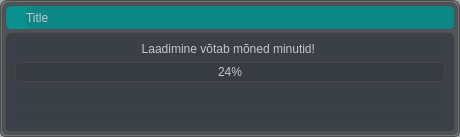
Above: mailabl-qgis/widgets/WStatusBar.ui from TuloliKalver/mailabl-qgis before the change. Below: the same form after it.
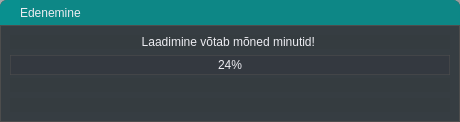
That is the form after the change.

Diff of the .ui file:
```diff
--- a/mailabl-qgis/widgets/WStatusBar.ui
+++ b/mailabl-qgis/widgets/WStatusBar.ui
@@ -7,7 +7,7 @@
     <x>0</x>
     <y>0</y>
     <width>460</width>
-    <height>100</height>
+    <height>122</height>
    </rect>
   </property>
   <property name="sizePolicy">
@@ -19,13 +19,13 @@
   <property name="minimumSize">
    <size>
     <width>0</width>
-    <height>0</height>
+    <height>100</height>
    </size>
   </property>
   <property name="maximumSize">
    <size>
     <width>460</width>
-    <height>100</height>
+    <height>122</height>
    </size>
   </property>
   <property name="windowTitle">
@@ -40,18 +40,15 @@
 /* ====================================================== */
 * {
     border: transparent;
-	boreder-radius: 7px;
     background-color: #1d252b; /* Updated background */
     padding: 0;
     margin: 0;
-    color: #c5c5d2; /* Default light gray text */
+    color: #ececf1; /* Brighter default text */
 }
 
 
-QWidget {
-
+#Edenemine {
     border: 1px solid #4d4d4d;
-    border-radius: 5px;
 	border-top-left-radius: 7px;     /* Rounded top-left corner */
     border-top-right-radius: 7px;    /* Rounded top-right corner */
     border-right-radius: 7px;        /* No rounding on right side */
@@ -59,15 +56,7 @@
 	background-color: rgba(29, 37, 43, 0.4);  /* 10% transparency */
 }
 
-QFrame {
 
-    border: 1px solid #4d4d4d;
-    border-radius: 5px;
-	border-top-left-radius: 7px;     /* Rounded top-left corner */
-    border-top-right-radius: 7px;    /* Rounded top-right corner */
-    border-right-radius: 7px;        /* No rounding on right side */
-    border-left-radius: 7px;    
-}
 
 
 /* ====================================== */
@@ -76,9 +65,7 @@
 
 QProgressBar {
     background-color: rgba(46, 47, 56, 0.3); /* Semi-transparent base */
-    color: #c5c5d2; /* Default light gray text */
     border: 1px solid rgba(77, 77, 77, 0.6); /* Soft border */
-    border-radius: 6px;
     text-align: center;
     padding: 2px;
 }
@@ -90,13 +77,12 @@
         stop: 0 rgba(9, 144, 143, 200),
         stop: 1 rgba(46, 47, 56, 180)
     );
-    border-radius: 3px;
+    border-radius: 4px;
 }
 
 /* Indeterminate progress bar style */
 QProgressBar[minimum=&quot;0&quot;][maximum=&quot;0&quot;] {
     background-color: rgba(46, 47, 56, 0.3);
-    color: #c5c5d2;
     border: 1px dashed rgba(120, 120, 130, 0.4);
 }
 
@@ -111,16 +97,14 @@
 }
 
 
- QLabel, QGroupBox {
+ QLabel {
     background-color: rgba(46, 47, 56, 0.1);  /* 🟩 holder */
-    color: #c5c5d2;
 	border: None
 }
 
 QLineEdit, QTextEdit, QComboBox {
     background-color: rgba(29, 37, 43, 0.45);  /* 🟨 input */
 	border: None;
-    color: #c5c5d2;
 
 }
 
@@ -128,68 +112,43 @@
     background-color: rgba(9, 144, 143, 1.0);  /* 🟦 button */
 }
 
-#lblDescription {
-    background-color: rgba(29, 37, 43, 0.45);  /* 🟨 input */
-    color: #c5c5d2;
-    border: 1px solid #4d4d4d;   /* Subtle default border */
-    border-radius: 4px;          /* Rounded corners for a smooth look */
-    padding: 6px; 
-
-}
-
 
 #dragFrame  {
 	border-top-left-radius: 7px;     /* Rounded top-left corner */
     border-top-right-radius: 7px;    /* Rounded top-right corner */
-    border-right-radius: 7px;        /* No rounding on right side */
-    border-left-radius: 7px;    
+    border-right-radius: 0px;        /* No rounding on right side */
+    border-left-radius: 0px;    
     background-color: rgba(9, 144, 143, 1.0); 
     cursor: move;
 }
 
-QScrollBar:horizontal, QScrollBar:vertical {
-    background-color: rgba(46, 47, 56, 0.1);  /* 🟫 scrollbar */
+
+
+
+#frame{
+	background-color: rgba(29, 37, 43, 0.7);  /* 10% transparency */	
+    border: 1px solid #4d4d4d;	
+	border-top-left-radius: 0px;     /* Rounded top-left corner */
+    border-top-right-radius: 0px;    /* Rounded top-right corner */
+    border-right-radius: 7px;        /* No rounding on right side */
+    border-left-radius: 7px;    
 }</string>
   </property>
   <layout class="QVBoxLayout" name="verticalLayout_2">
    <property name="spacing">
-    <number>2</number>
+    <number>0</number>
    </property>
    <property name="leftMargin">
-    <number>2</number>
+    <number>0</number>
    </property>
    <property name="topMargin">
-    <number>2</number>
+    <number>0</number>
    </property>
    <property name="rightMargin">
-    <number>2</number>
+    <number>0</number>
    </property>
    <property name="bottomMargin">
-    <number>2</number>
-   </property>
-   <item>
-    <widget class="QFrame" name="frame_2">
-     <property name="frameShape">
-      <enum>QFrame::StyledPanel</enum>
-     </property>
-     <property name="frameShadow">
-      <enum>QFrame::Raised</enum>
-     </property>
-     <layout class="QVBoxLayout" name="verticalLayout_3">
-      <property name="spacing">
-       <number>2</number>
-      </property>
-      <property name="leftMargin">
-       <number>2</number>
-      </property>
-      <property name="topMargin">
-       <number>2</number>
-      </property>
-      <property name="rightMargin">
-       <number>2</number>
-      </property>
-      <property name="bottomMargin">
-       <number>2</number>
+    <number>0</number>
       </property>
       <item>
        <widget class="QFrame" name="dragFrame">
@@ -230,7 +189,7 @@
          <item>
           <widget class="QLabel" name="lblTitle">
            <property name="text">
-            <string>Title</string>
+         <string>Edenemine</string>
            </property>
           </widget>
          </item>
@@ -263,7 +222,7 @@
           </widget>
          </item>
          <item>
-          <widget class="QProgressBar" name="testBar">
+       <widget class="QProgressBar" name="bar">
            <property name="minimumSize">
             <size>
              <width>0</width>
@@ -282,7 +241,7 @@
           </widget>
          </item>
          <item>
-          <widget class="QLabel" name="label_3">
+       <widget class="QLabel" name="text_2">
            <property name="maximumSize">
             <size>
              <width>450</width>
@@ -301,7 +260,7 @@
           </widget>
          </item>
          <item>
-          <widget class="QLabel" name="label_2">
+       <widget class="QLabel" name="text_1">
            <property name="sizePolicy">
             <sizepolicy hsizetype="Fixed" vsizetype="Fixed">
              <horstretch>0</horstretch>
@@ -326,9 +285,6 @@
            <property name="alignment">
             <set>Qt::AlignCenter</set>
            </property>
-          </widget>
-         </item>
-        </layout>
        </widget>
       </item>
      </layout>
```
Lines whose indentation alone changed are shown as unchanged.
